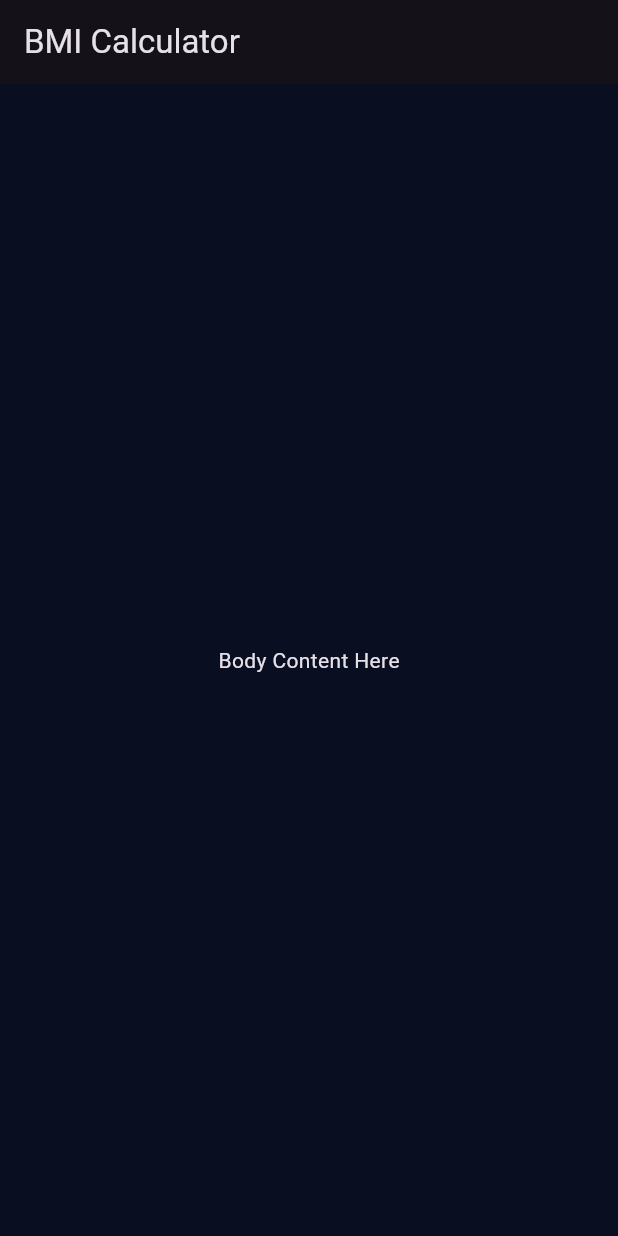
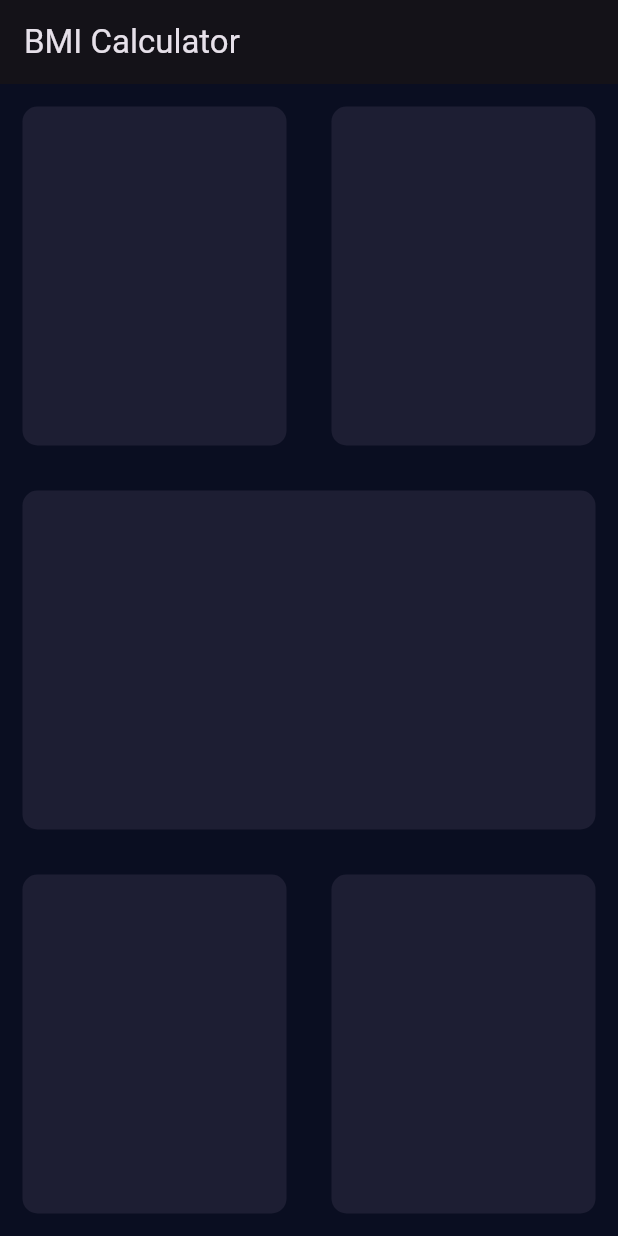
Before and after one commit to TechSavvyNaz/bmi_calculator, a Flutter app: the screen it shows after launch, on a phone screen of 412 x 824 dp. Run offline on Flutter 3.47's test engine with Material 3 defaults, Android fonts, the phone set to English and light mode, and no system bars.

```diff
--- a/lib/input_page.dart
+++ b/lib/input_page.dart
@@ -14,8 +14,56 @@ class _InputPageState extends State<InputPage> {
       appBar: AppBar(
         title: const Text('BMI Calculator'),
       ),
-      body: const Center(
-        child: Text('Body Content Here'),
+      body: Column(
+        children: <Widget>[
+          Expanded(
+            child: Row(
+              children: [
+                Expanded(child: Container(
+                  margin: EdgeInsets.all(15.0),
+                  decoration: BoxDecoration(
+                    color: Color(0xFF1D1E33),
+                    borderRadius:BorderRadius.circular(10.0) ,
+                  ),
+                )), // Replace null with Container()
+                Expanded(child: Container(
+                  margin: EdgeInsets.all(15.0),
+                  decoration: BoxDecoration(
+                    color: Color(0xFF1D1E33),
+                    borderRadius:BorderRadius.circular(10.0) ,
+                  ),
+                )), // Replace null with Container()
+              ],
+            ),
+          ),
+          Expanded(child: Container(
+            margin: EdgeInsets.all(15.0),
+            decoration: BoxDecoration(
+              color: Color(0xFF1D1E33),
+              borderRadius:BorderRadius.circular(10.0) ,
+            ),
+          )),
+          Expanded(
+            child: Row(
+              children: [
+                Expanded(child: Container(
+                  margin: EdgeInsets.all(15.0),
+                  decoration: BoxDecoration(
+                    color: Color(0xFF1D1E33),
+                    borderRadius:BorderRadius.circular(10.0) ,
+                  ),
+                )),
+                Expanded(child: Container(
+                  margin: EdgeInsets.all(15.0),
+                  decoration: BoxDecoration(
+                    color: Color(0xFF1D1E33),
+                    borderRadius:BorderRadius.circular(10.0) ,
+                  ),
+                )),
+              ],
+            ),
+          ),
+        ],
       ),
     );
   }
```
